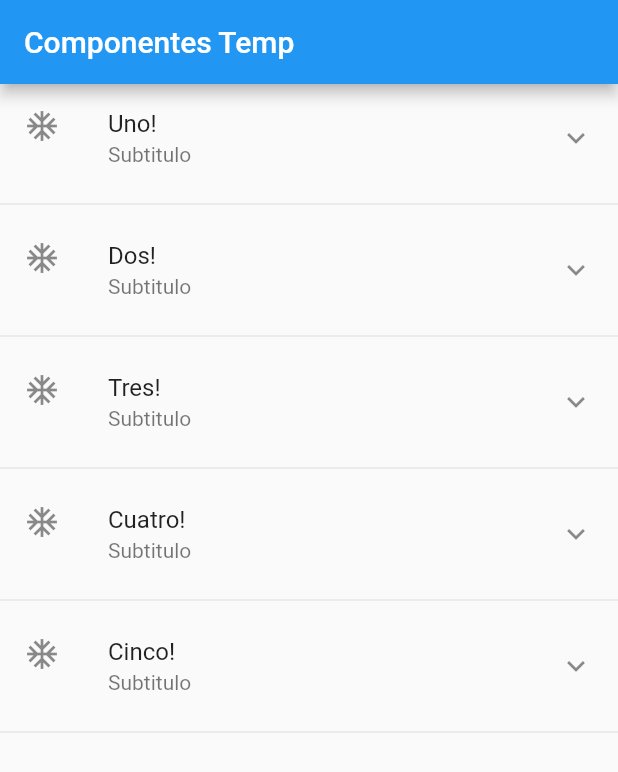
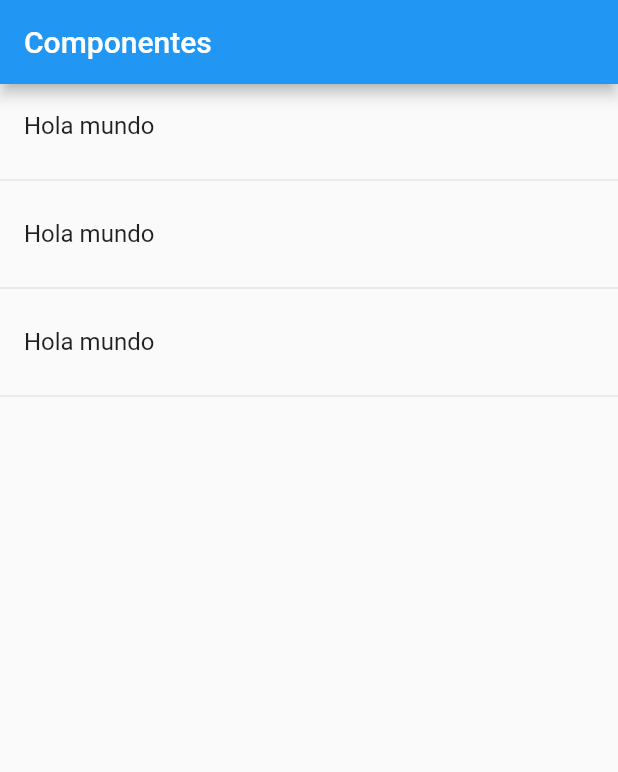
Before and after one commit to GregVaz/ComponentesFlutterApp, a Flutter app: the screen it shows after launch, on a phone screen of 412 x 824 dp. Shown: the top 772 px of the screen. Run offline on Flutter 3.47's test engine with Material 2 defaults, Android fonts, the phone set to English and light mode, and no system bars.

Commit message:
Creacion de home page

```diff
--- a/lib/main.dart
+++ b/lib/main.dart
@@ -1,5 +1,5 @@
-import 'package:componentes/src/pages/home_temp.dart';
 import 'package:flutter/material.dart';
+import 'package:componentes/src/pages/home_page.dart';
 
 void main() => runApp(MyApp());
 
@@ -9,7 +9,7 @@ class MyApp extends StatelessWidget {
     return MaterialApp(
       title: 'Material App',
       debugShowCheckedModeBanner: false,
-      home: HomePageTemp()
+      home: HomePage()
     );
   }
 }
--- /dev/null
+++ b/lib/src/pages/home_page.dart
@@ -0,0 +1,33 @@
+import 'package:flutter/material.dart';
+
+class HomePage extends StatelessWidget {
+
+  @override
+  Widget build(BuildContext context) {
+    return Scaffold(
+      appBar: AppBar(
+        title: Text('Componentes')
+      ),
+      body: _lista()
+    );
+  }
+
+  Widget _lista() {
+
+    return ListView(
+      children: _listaItems(),
+    );
+
+  }
+
+  List<Widget> _listaItems() {
+    return [
+      ListTile( title: Text('Hola mundo') ),
+      Divider(),
+      ListTile( title: Text('Hola mundo') ),
+      Divider(),
+      ListTile( title: Text('Hola mundo') ),
+      Divider(),
+    ];
+  }
+}
```
